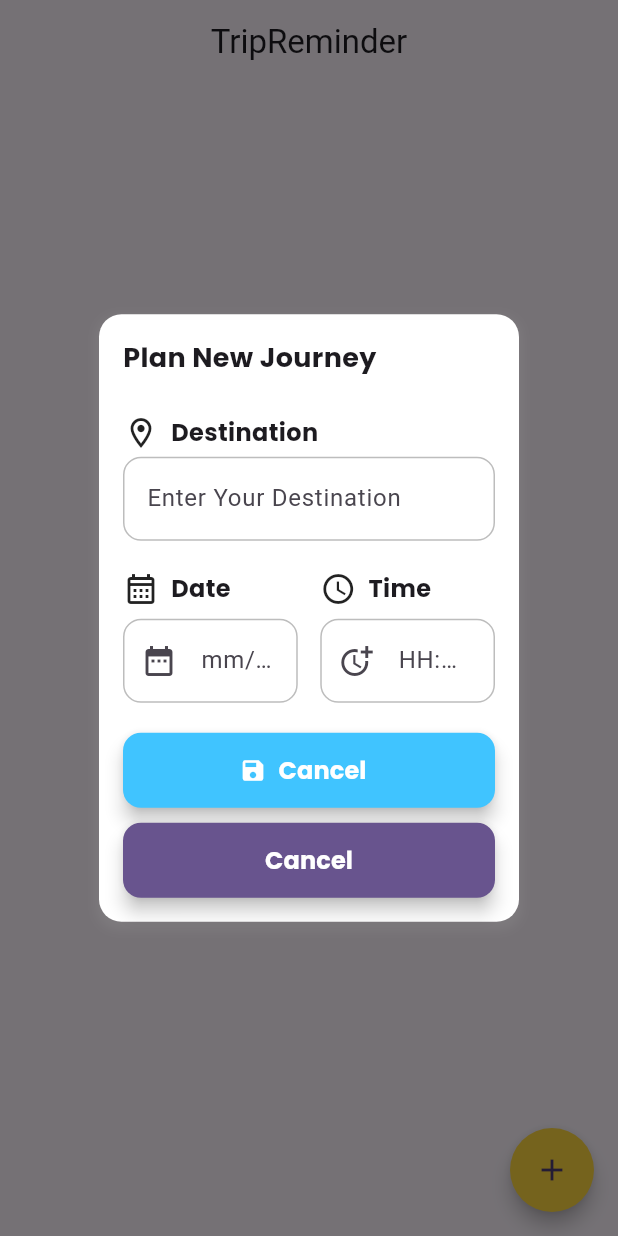
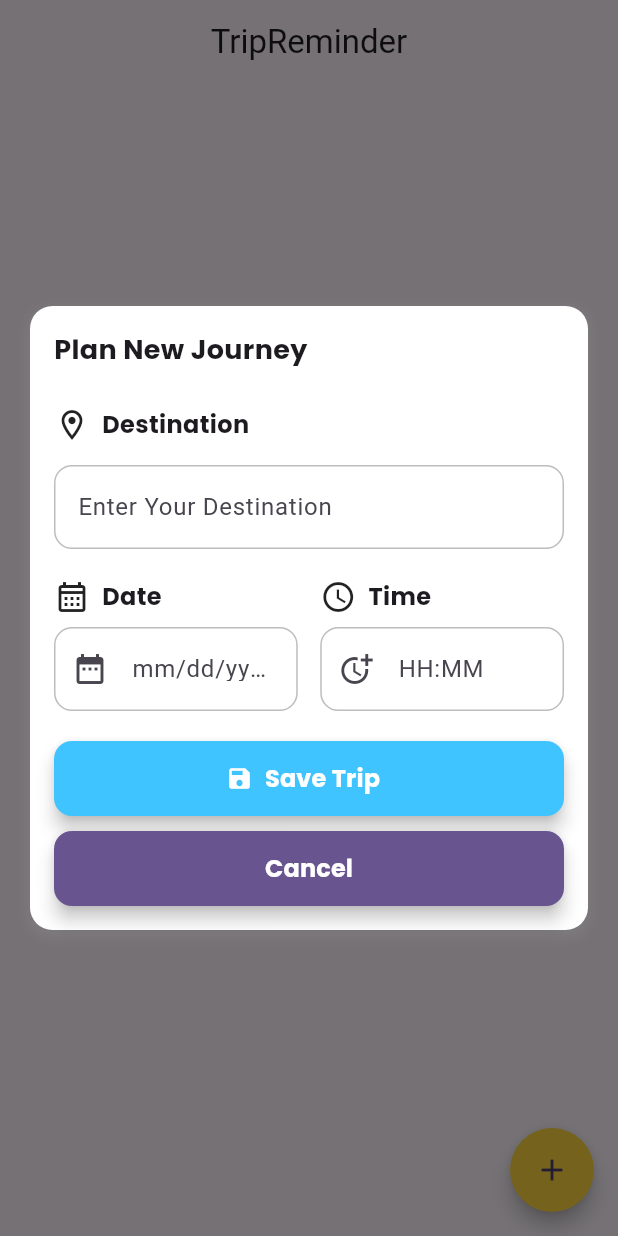
Before and after one commit to SaidurRahman1004/trip_reminder, a Flutter app: the screen it shows after launch, after a tap on the "add" icon, on a phone screen of 412 x 824 dp. Run offline on Flutter 3.47's test engine with Material 3 defaults, Android fonts, the phone set to English and light mode, and no system bars; our stand-ins replace google_fonts.

Commit message:
keyboard and Ui OverFlow Fix

```diff
--- a/lib/screens/homeScreen/new_trip_add_screen.dart
+++ b/lib/screens/homeScreen/new_trip_add_screen.dart
@@ -66,6 +66,7 @@ class _NewTripAddScreenState extends State<NewTripAddScreen> {
 
   @override
   Widget build(BuildContext context) {
+    final bottomPadding = MediaQuery.of(context).viewInsets.bottom;
     return Container(
       padding: const EdgeInsets.all(16.0),
       decoration: BoxDecoration(
@@ -80,8 +81,9 @@ class _NewTripAddScreenState extends State<NewTripAddScreen> {
           ),
         ],
       ),
-      child: IntrinsicWidth(
-        child: IntrinsicHeight(
+      child: SingleChildScrollView(
+        child: Padding(
+          padding: EdgeInsets.only(bottom: bottomPadding * 0.1),
           child: Column(
             mainAxisSize: MainAxisSize.min,
             crossAxisAlignment: CrossAxisAlignment.start,
@@ -93,7 +95,7 @@ class _NewTripAddScreenState extends State<NewTripAddScreen> {
               ),
               const SizedBox(height: 25),
               CustomRow(icon: Icons.location_on_outlined, label: 'Destination'),
-              const SizedBox(height: 4),
+              const SizedBox(height: 15),
               CustomTextField(
                 controller: _destinationController,
                 labelText: 'Enter Your Destination',
@@ -147,10 +149,12 @@ class _NewTripAddScreenState extends State<NewTripAddScreen> {
               ),
               const SizedBox(height: 20),
               CustomButton(
-                buttonName: 'Cancel',
+                buttonName: 'Save Trip',
                 onPressed: () {
                   if(_destinationController.text.isEmpty || _dateController.text.isEmpty || _timeController.text.isEmpty){
-                    mySnkmsg('All fields are required!', context, isError: true);
+                    if(mounted){
+                      mySnkmsg('All fields are required!', context, isError: true);
+                    }
                   }
                   Navigator.pop(context);
                 },
```
